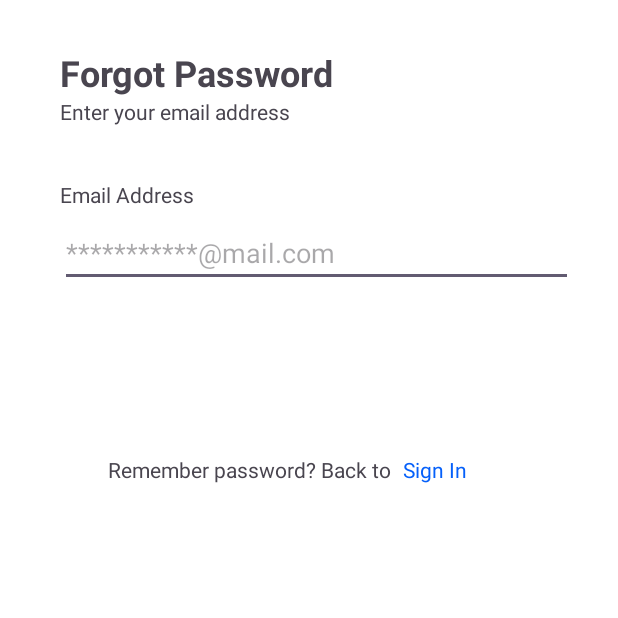
After one commit to wsr-1c/WSR-1, an Android app: the fogotpass screen opened directly, with no data from a screen before it, on a phone screen of 412 x 824 dp, the top half of it. The commit adds this screen. Run offline under Robolectric (Android 15) with nearby library versions, the phone set to English and light mode, and no system bars.

Commit message:
10min 2 sesia

```diff
--- a/app/src/main/AndroidManifest.xml
+++ b/app/src/main/AndroidManifest.xml
@@ -12,6 +12,9 @@
         android:supportsRtl="true"
         android:theme="@style/Theme.WSR3"
         tools:targetApi="31">
+        <activity
+            android:name="com.example.wsr.fogotpass"
+            android:exported="false" />
         <activity
             android:name=".signin"
             android:exported="true" />
--- /dev/null
+++ b/app/src/main/java/com/example/wsr/fogotpass.java
@@ -0,0 +1,53 @@
+package com.example.wsr;
+
+import android.content.Intent;
+import android.graphics.drawable.Drawable;
+import android.os.Bundle;
+import android.provider.ContactsContract;
+import android.view.View;
+import android.widget.Button;
+import android.widget.TextView;
+
+import androidx.activity.EdgeToEdge;
+import androidx.appcompat.app.AppCompatActivity;
+import androidx.core.graphics.Insets;
+import androidx.core.view.ViewCompat;
+import androidx.core.view.WindowInsetsCompat;
+
+import com.example.wsr_3.R;
+import com.google.android.material.textfield.TextInputEditText;
+
+public class fogotpass extends AppCompatActivity {
+    /*
+    окно забыли пароль
+    26.03.2024
+    Суриков Владислав
+     */
+    @Override
+    protected void onCreate(Bundle savedInstanceState) {
+        super.onCreate(savedInstanceState);
+        EdgeToEdge.enable(this);
+        setContentView(R.layout.activity_fogotpass);
+        final TextView siga = requireViewById(R.id.sig);
+        final TextView ema = requireViewById(R.id.emas);
+        final Button otp = requireViewById(R.id.Otpv);
+        if (ema.getText() != null)
+        {
+            otp.setBackground(Drawable.createFromPath("#0560FA"));
+            boolean b = true;
+            otp.setEnabled(b);
+        }
+        siga.setOnClickListener(new View.OnClickListener() {
+            @Override
+            public void onClick(View view) {
+                Intent intent = new Intent(fogotpass.this, signin.class);
+                startActivity(intent); // переход на вход
+            }
+        });
+        ViewCompat.setOnApplyWindowInsetsListener(findViewById(R.id.main), (v, insets) -> {
+            Insets systemBars = insets.getInsets(WindowInsetsCompat.Type.systemBars());
+            v.setPadding(systemBars.left, systemBars.top, systemBars.right, systemBars.bottom);
+            return insets;
+        });
+    }
+}
--- a/app/src/main/java/com/example/wsr/signup.java
+++ b/app/src/main/java/com/example/wsr/signup.java
@@ -1,6 +1,9 @@
 package com.example.wsr;
 
+import android.content.Intent;
 import android.os.Bundle;
+import android.view.View;
+import android.widget.Button;
 
 import androidx.activity.EdgeToEdge;
 import androidx.appcompat.app.AppCompatActivity;
@@ -11,12 +14,24 @@ import androidx.core.view.WindowInsetsCompat;
 import com.example.wsr_3.R;
 
 public class signup extends AppCompatActivity {
-
+    /*
+    окно регистрации
+    26.03.2024
+    Суриков Владислав
+     */
     @Override
     protected void onCreate(Bundle savedInstanceState) {
         super.onCreate(savedInstanceState);
         EdgeToEdge.enable(this);
         setContentView(R.layout.activity_signup);
+        final Button signinn = requireViewById(R.id.button4);
+        signinn.setOnClickListener(new View.OnClickListener() {
+            @Override
+            public void onClick(View view) {
+                Intent intent = new Intent(signup.this, signin.class);
+                startActivity(intent); // переход на вход
+            }
+        });
         ViewCompat.setOnApplyWindowInsetsListener(findViewById(R.id.main), (v, insets) -> {
             Insets systemBars = insets.getInsets(WindowInsetsCompat.Type.systemBars());
             v.setPadding(systemBars.left, systemBars.top, systemBars.right, systemBars.bottom);
--- /dev/null
+++ b/app/src/main/res/layout/activity_fogotpass.xml
@@ -0,0 +1,87 @@
+<?xml version="1.0" encoding="utf-8"?>
+<androidx.constraintlayout.widget.ConstraintLayout xmlns:android="http://schemas.android.com/apk/res/android"
+    xmlns:app="http://schemas.android.com/apk/res-auto"
+    xmlns:tools="http://schemas.android.com/tools"
+    android:id="@+id/main"
+    android:layout_width="match_parent"
+    android:layout_height="match_parent"
+    android:background="#FFFFFF"
+    tools:context="com.example.wsr.fogotpass">
+
+    <TextView
+        android:id="@+id/sig"
+        android:layout_width="wrap_content"
+        android:layout_height="wrap_content"
+        android:text="Sign In"
+        android:textColor="#0560FA"
+        app:layout_constraintBottom_toBottomOf="@+id/textView15"
+        app:layout_constraintEnd_toEndOf="parent"
+        app:layout_constraintHorizontal_bias="0.043"
+        app:layout_constraintStart_toEndOf="@+id/textView15"
+        app:layout_constraintTop_toTopOf="@+id/textView15" />
+
+    <TextView
+        android:id="@+id/textView15"
+        android:layout_width="wrap_content"
+        android:layout_height="wrap_content"
+        android:layout_marginStart="72dp"
+        android:layout_marginTop="32dp"
+        android:text="Remember password? Back to "
+        app:layout_constraintStart_toStartOf="parent"
+        app:layout_constraintTop_toBottomOf="@+id/Otpv" />
+
+    <Button
+        android:id="@+id/Otpv"
+        android:layout_width="342dp"
+        android:layout_height="0dp"
+        android:layout_marginTop="32dp"
+        android:backgroundTint="#838282"
+        android:enabled="false"
+        android:text="Sent OTP"
+        app:layout_constraintEnd_toEndOf="parent"
+        app:layout_constraintHorizontal_bias="0.492"
+        app:layout_constraintStart_toStartOf="parent"
+        app:layout_constraintTop_toBottomOf="@+id/emas" />
+
+    <EditText
+        android:id="@+id/emas"
+        android:layout_width="342dp"
+        android:layout_height="44dp"
+        android:layout_marginTop="8dp"
+        android:ems="10"
+        android:hint="***********@mail.com"
+        android:inputType="textEmailAddress"
+        app:layout_constraintStart_toStartOf="@+id/textView17"
+        app:layout_constraintTop_toBottomOf="@+id/textView17" />
+
+    <TextView
+        android:id="@+id/textView10"
+        android:layout_width="wrap_content"
+        android:layout_height="wrap_content"
+        android:layout_marginTop="32dp"
+        android:text="Forgot Password"
+        android:textSize="24sp"
+        android:textStyle="bold"
+        app:layout_constraintEnd_toEndOf="parent"
+        app:layout_constraintHorizontal_bias="0.175"
+        app:layout_constraintStart_toStartOf="parent"
+        app:layout_constraintTop_toTopOf="parent" />
+
+    <TextView
+        android:id="@+id/textView11"
+        android:layout_width="wrap_content"
+        android:layout_height="wrap_content"
+        android:text="Enter your email address"
+        app:layout_constraintStart_toStartOf="@+id/textView10"
+        app:layout_constraintTop_toBottomOf="@+id/textView10" />
+
+    <TextView
+        android:id="@+id/textView17"
+        android:layout_width="wrap_content"
+        android:layout_height="wrap_content"
+        android:layout_marginTop="36dp"
+        android:text="Email Address"
+        app:layout_constraintStart_toStartOf="@+id/textView11"
+        app:layout_constraintTop_toBottomOf="@+id/textView11" />
+
+</androidx.constraintlayout.widget.ConstraintLayout>
--- a/app/src/main/res/layout/activity_signin.xml
+++ b/app/src/main/res/layout/activity_signin.xml
@@ -126,7 +126,7 @@
         app:layout_constraintTop_toBottomOf="@+id/button9" />
 
     <TextView
-        android:id="@+id/textView16"
+        android:id="@+id/sig"
         android:layout_width="wrap_content"
         android:layout_height="wrap_content"
         android:text="Sign Up"
--- a/app/src/main/res/layout/activity_signup.xml
+++ b/app/src/main/res/layout/activity_signup.xml
@@ -63,7 +63,7 @@
         app:layout_constraintTop_toBottomOf="@+id/editTextText" />
 
     <EditText
-        android:id="@+id/editTextTextEmailAddress"
+        android:id="@+id/emas"
         android:layout_width="342dp"
         android:layout_height="44dp"
         android:ems="10"
@@ -80,7 +80,7 @@
         android:layout_height="wrap_content"
         android:layout_marginStart="4dp"
         android:text="Email Address"
-        app:layout_constraintStart_toStartOf="@+id/editTextTextEmailAddress"
+        app:layout_constraintStart_toStartOf="@+id/emas"
         app:layout_constraintTop_toBottomOf="@+id/editTextPhone" />
 
     <EditText
@@ -102,7 +102,7 @@
         android:layout_height="wrap_content"
         android:text="Password"
         app:layout_constraintStart_toStartOf="@+id/editTextTextPassword"
-        app:layout_constraintTop_toBottomOf="@+id/editTextTextEmailAddress" />
+        app:layout_constraintTop_toBottomOf="@+id/emas" />
 
     <TextView
         android:id="@+id/textView6"
@@ -126,7 +126,7 @@
         app:layout_constraintTop_toBottomOf="@+id/editTextTextPassword2" />
 
     <Button
-        android:id="@+id/button3"
+        android:id="@+id/Otpv"
         android:layout_width="342dp"
         android:layout_height="0dp"
         android:layout_marginTop="36dp"
@@ -146,7 +146,7 @@
         android:text="Button"
         app:layout_constraintEnd_toEndOf="parent"
         app:layout_constraintStart_toStartOf="parent"
-        app:layout_constraintTop_toBottomOf="@+id/button3" />
+        app:layout_constraintTop_toBottomOf="@+id/Otpv" />
 
     <Button
         android:id="@+id/button5"
```
